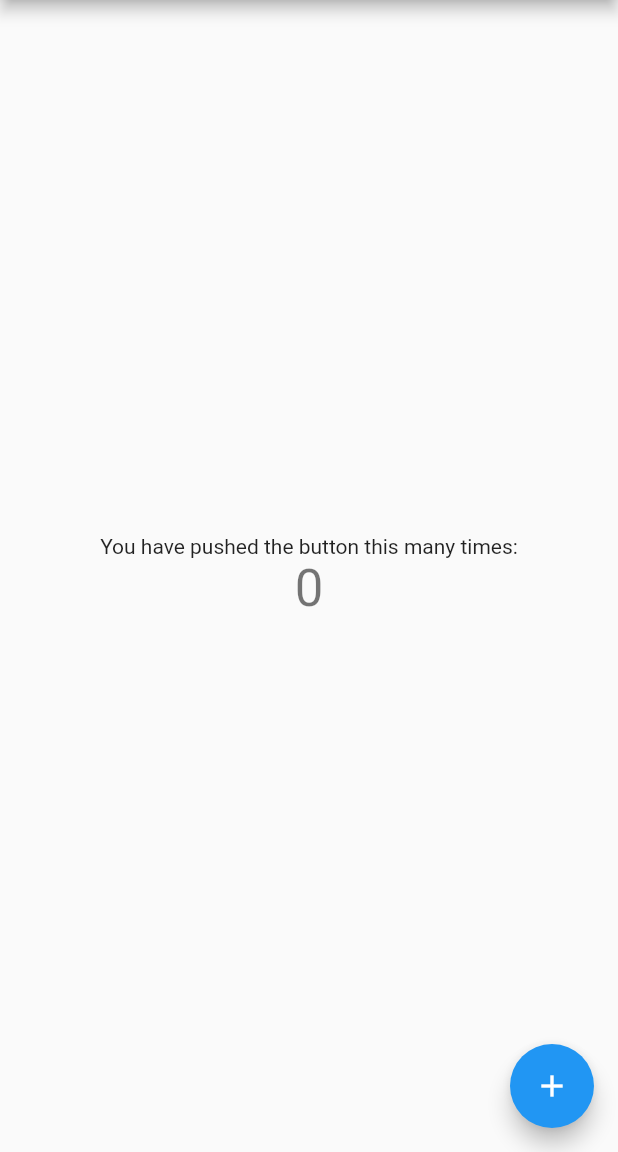
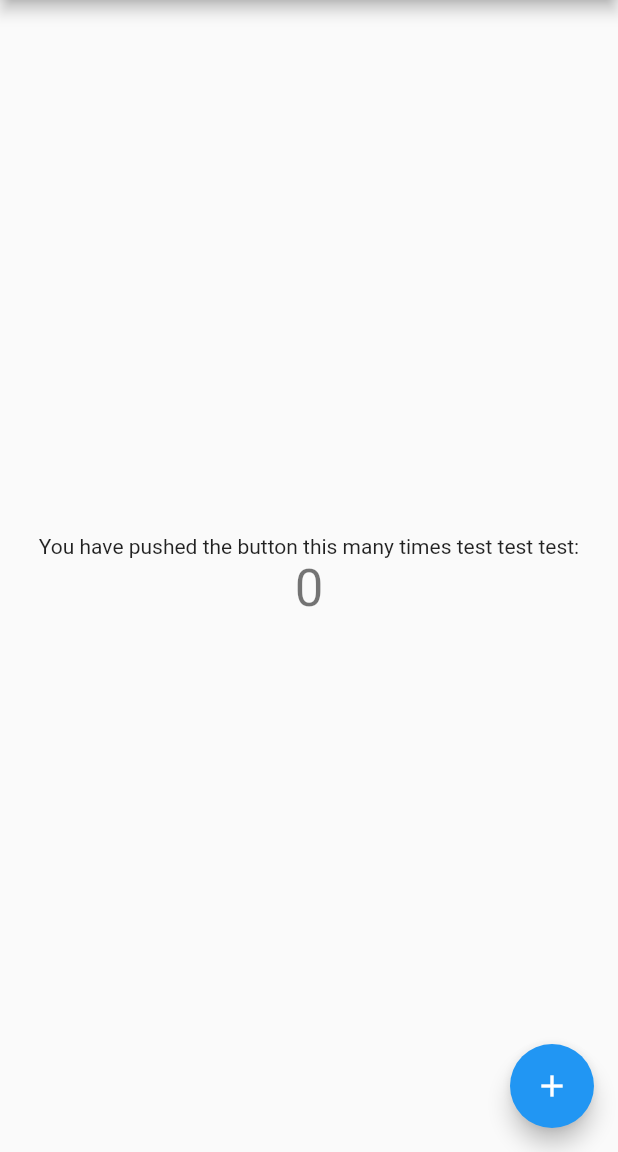
Before and after one commit to KevinShih-689/flutter-weather, a Flutter app: the screen it shows after launch, on a phone screen of 412 x 824 dp, the part 84-1236 px from its top. Run offline on Flutter 3.47's test engine with Material 2 defaults, Android fonts, the phone set to English and light mode, and no system bars.

Commit message:
feat: Edit text

```diff
--- a/lib/main.dart
+++ b/lib/main.dart
@@ -96,7 +96,7 @@ class _MyHomePageState extends State<MyHomePage> {
           mainAxisAlignment: MainAxisAlignment.center,
           children: <Widget>[
             const Text(
-              'You have pushed the button this many times:',
+              'You have pushed the button this many times test test test:',
             ),
             Text(
               '$_counter',
```
Also changed, not shown: 1 other file.
